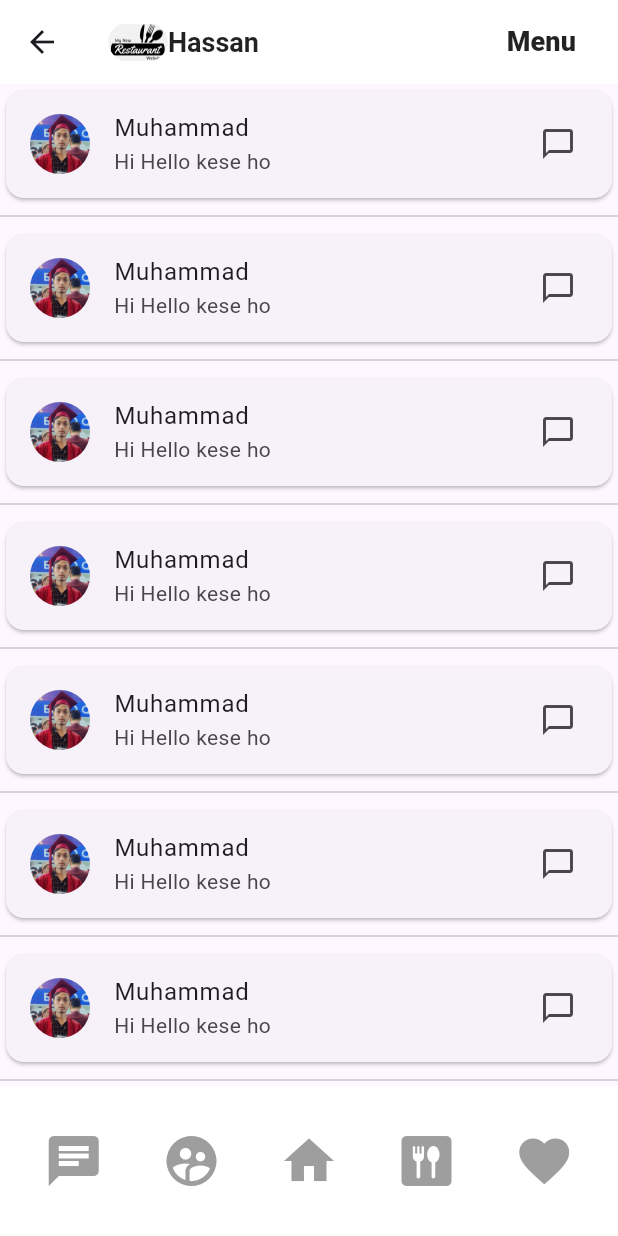
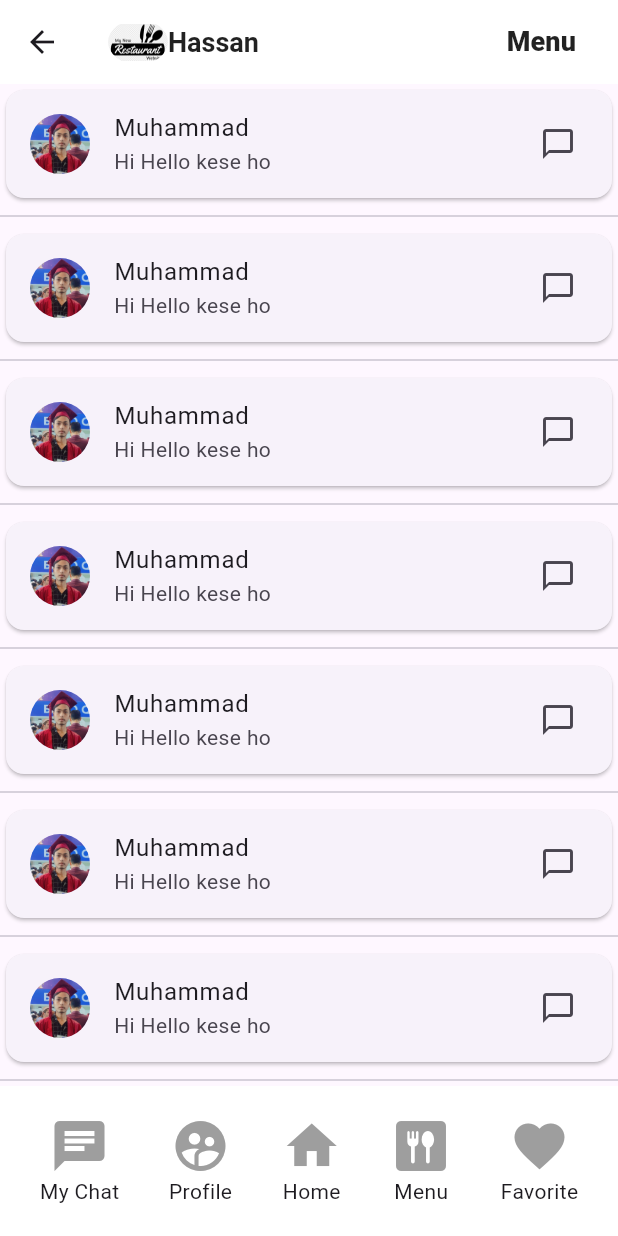
Before and after one commit to Muhammad-Hassan-student/Flutter-Mastery-Hands-on, a Flutter app: the screen it shows after launch, after a tap on the "chat" icon, on a phone screen of 412 x 824 dp. Run offline on Flutter 3.47's test engine with Material 3 defaults, Android fonts, the phone set to English and light mode, and no system bars; network calls fail.

Commit message:
Adding Text Input Widgets(Text Field) and Make Profile page

```diff
--- a/lib/main.dart
+++ b/lib/main.dart
@@ -2,6 +2,7 @@
 import 'package:flutter/material.dart';
 import 'package:flutter_app/FoodHome.dart';
 import 'package:flutter_app/chat.dart';
+import 'package:flutter_app/pages/Profile.dart';
 // import 'package:flutter_app/FoodHome.dart';
 
 void main() {
@@ -108,7 +109,8 @@ class DefaultScaffold extends StatelessWidget {
                           size: 40,
                           color: Colors.grey,
                         ),
-                      )
+                      ),
+                      Text("My Chat")
                     ],
                   ),
                 ),
@@ -116,11 +118,20 @@ class DefaultScaffold extends StatelessWidget {
                   child: Column(
                     mainAxisAlignment: MainAxisAlignment.center,
                     children: [
-                      Icon(
-                        Icons.supervised_user_circle_sharp,
-                        size: 40,
-                        color: Colors.grey,
+                      InkWell(
+                        onTap: () {
+                          Navigator.push(
+                              context,
+                              MaterialPageRoute(
+                                  builder: (context) => ProfilePage()));
+                          print("Click on profile");
+                        },
+                        child: const Icon(
+                          Icons.supervised_user_circle_sharp,                          size: 40,
+                          color: Colors.grey,
+                        ),
                       ),
+                      Text("Profile")
                     ],
                   ),
                 ),
@@ -128,11 +139,20 @@ class DefaultScaffold extends StatelessWidget {
                   child: Column(
                     mainAxisAlignment: MainAxisAlignment.center,
                     children: [
-                      Icon(
-                        Icons.home,
-                        size: 40,
-                        color: Colors.grey,
+                      InkWell(
+                        onTap: () {
+                          Navigator.push(
+                              context,
+                              MaterialPageRoute(
+                                  builder: (context) =>  Foodhome()));
+                          print("Click on home");
+                        },
+                        child: const Icon(
+                          Icons.home,                          size: 40,
+                          color: Colors.grey,
+                        ),
                       ),
+                      Text("Home")
                     ],
                   ),
                 ),
@@ -140,11 +160,20 @@ class DefaultScaffold extends StatelessWidget {
                   child: Column(
                     mainAxisAlignment: MainAxisAlignment.center,
                     children: [
-                      Icon(
-                        Icons.dining_rounded,
-                        size: 40,
-                        color: Colors.grey,
+                      InkWell(
+                        onTap: () {
+                          Navigator.push(
+                              context,
+                              MaterialPageRoute(
+                                  builder: (context) => MyChat()));
+                          print("Click on menu");
+                        },
+                        child: const Icon(
+                          Icons.dining_rounded,                         size: 40,
+                          color: Colors.grey,
+                        ),
                       ),
+                      Text("Menu")
                     ],
                   ),
                 ),
@@ -152,11 +181,20 @@ class DefaultScaffold extends StatelessWidget {
                   child: Column(
                     mainAxisAlignment: MainAxisAlignment.center,
                     children: [
-                      Icon(
-                        Icons.favorite,
-                        size: 40,
-                        color: Colors.grey,
+                      InkWell(
+                        onTap: () {
+                          Navigator.push(
+                              context,
+                              MaterialPageRoute(
+                                  builder: (context) => MyChat()));
+                          print("Add to favorite");
+                        },
+                        child: const Icon(
+                          Icons.favorite,                         size: 40,
+                          color: Colors.grey,
+                        ),
                       ),
+                      Text("Favorite")
                     ],
                   ),
                 ),
```
Also changed, not shown: assets/fonts/OFL.txt (added, +93 -0 lines), lib/pages/Profile.dart (added, +158 -0 lines), pubspec.yaml (+6 -5 lines), assets/fonts/Charmonman-Bold.ttf (added), assets/fonts/Charmonman-Regular.ttf (added).
